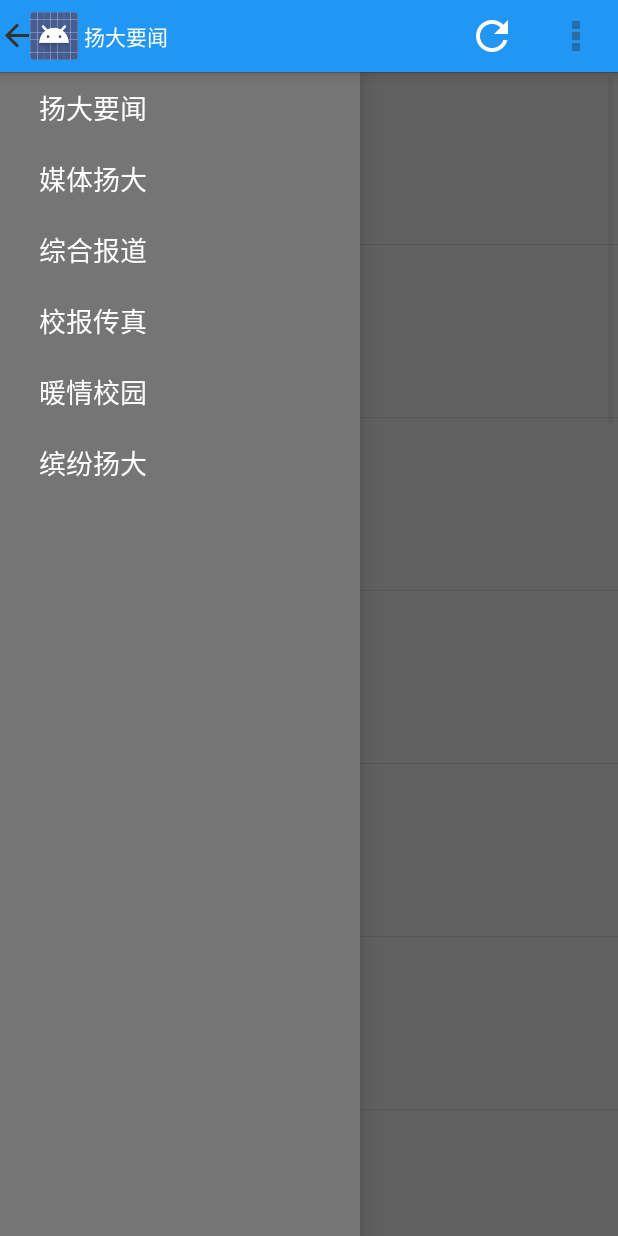
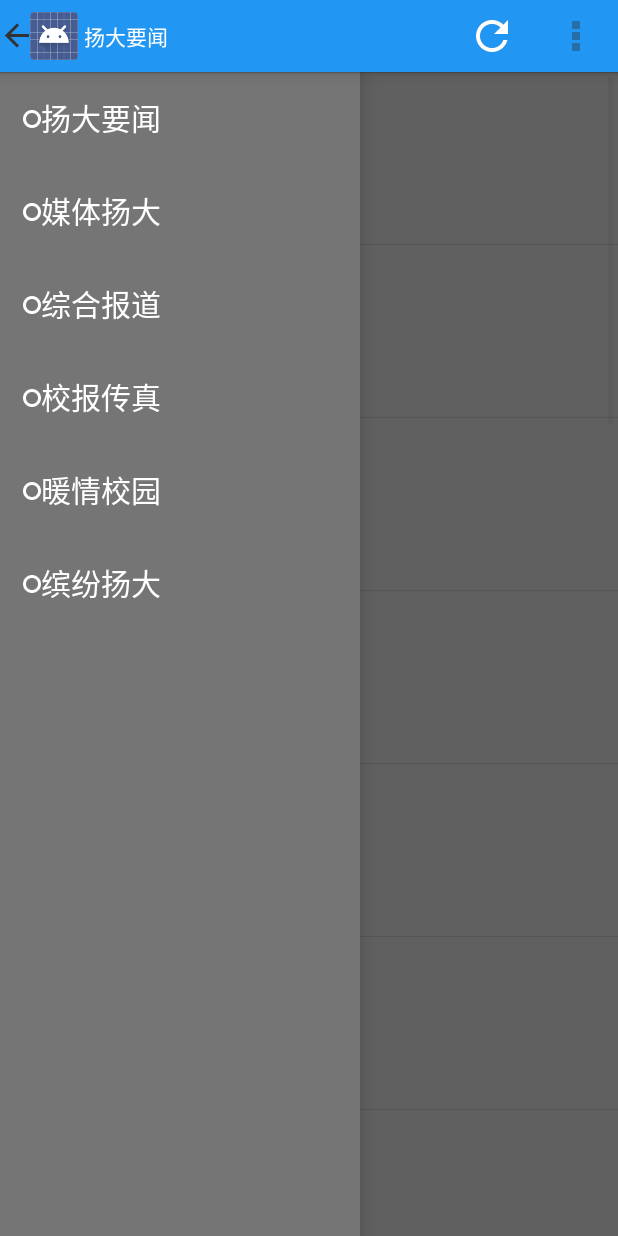
Before and after one commit to sancssss/YZU-NEWS, an Android app: the screen it shows after launch (MainActivity), with the side drawer open, on a phone screen of 412 x 824 dp. Run offline under Robolectric (Android 15) with nearby library versions, the phone set to English and light mode, and no system bars; libraries missing offline, so code that uses them is left out: in.srain.cube; 30 statements that could not run were skipped.

Commit message:
加入DrawerListAdapte与DrawerListData,修改MyHttp加入首页新闻的获取,加入ParseSpecialListDom解析首页新闻数据

```diff
--- /dev/null
+++ b/app/src/main/java/com/liuliugeek/sanc/news/DrawerListAdapter.java
@@ -0,0 +1,65 @@
+package com.liuliugeek.sanc.news;
+
+import android.content.Context;
+import android.view.LayoutInflater;
+import android.view.View;
+import android.view.ViewGroup;
+import android.widget.BaseAdapter;
+import android.widget.ImageView;
+import android.widget.TextView;
+
+import java.util.List;
+
+/**
+ * Created by 73732 on 2016/9/15.
+ */
+public class DrawerListAdapter extends BaseAdapter{
+    private List<DrawerListData> mData;
+    private Context context;
+    public DrawerListAdapter(List<DrawerListData> mData, Context context){
+        this.mData = mData;
+        this.context = context;
+    }
+
+    @Override
+    public int getCount() {
+        return mData.size();
+    }
+
+    @Override
+    public Object getItem(int position) {
+        return mData.get(position);
+    }
+
+    @Override
+    public long getItemId(int position) {
+        return position;
+    }
+
+    public void addItem(DrawerListData mData){
+        this.mData.add(mData);
+    }
+    @Override
+    public View getView(int position, View convertView, ViewGroup parent) {
+        ViewHolder viewHolder;
+        if(convertView == null){
+            convertView = LayoutInflater.from(context).inflate(R.layout.drawer_list_item,parent,false);
+            viewHolder = new ViewHolder();
+            viewHolder.itemTitle = (TextView) convertView.findViewById(R.id.drawer_list_text);
+            viewHolder.imageView = (ImageView) convertView.findViewById(R.id.drawer_list_image);
+            convertView.setTag(viewHolder);
+        }else{
+            viewHolder = (ViewHolder) convertView.getTag();
+        }
+        viewHolder.itemTitle.setText(mData.get(position).getItemName());
+        //viewHolder.imageView.setImageResource(mData.get(position).getItemImage());
+        return convertView;
+    }
+
+    private class ViewHolder{
+        TextView itemTitle;
+       ImageView imageView;
+    }
+
+
+}
--- /dev/null
+++ b/app/src/main/java/com/liuliugeek/sanc/news/DrawerListData.java
@@ -0,0 +1,40 @@
+package com.liuliugeek.sanc.news;
+
+/**
+ * Created by 73732 on 2016/9/15.
+ */
+public class DrawerListData {
+    private String itemName;
+    private int itemImage;
+    private int typeId;
+
+    public DrawerListData(String itemName, int itemImage, int typeId){
+        this.itemImage = itemImage;
+        this.itemName = itemName;
+        this.typeId = typeId;
+    }
+
+    public int getItemImage() {
+        return itemImage;
+    }
+
+    public String getItemName() {
+        return itemName;
+    }
+
+    public int getTypeId() {
+        return typeId;
+    }
+
+    public void setItemImage(int itemImage) {
+        this.itemImage = itemImage;
+    }
+
+    public void setItemName(String itemName) {
+        this.itemName = itemName;
+    }
+
+    public void setTypeId(int typeId) {
+        this.typeId = typeId;
+    }
+}
--- a/app/src/main/java/com/liuliugeek/sanc/news/MainActivity.java
+++ b/app/src/main/java/com/liuliugeek/sanc/news/MainActivity.java
@@ -19,11 +19,8 @@ import android.view.MenuInflater;
 import android.view.MenuItem;
 import android.view.View;
 import android.widget.AdapterView;
-import android.widget.ArrayAdapter;
 import android.widget.Button;
-import android.widget.FrameLayout;
 import android.widget.ListView;
-import android.widget.TextView;
 import android.widget.Toast;
 
 import java.util.ArrayList;
@@ -35,10 +32,7 @@ public class MainActivity extends Activity implements AdapterView.OnItemClickLis
     private static final int SHOW_ERROR_NETWORK = 1;
     //private static final int SHOW_CONTENT = 1;
 
-    private TextView newsTitle;
-    private FrameLayout fl_content;
     private Context mContext;
-    private String mPlanetTitles[];
     private ListView mDrawerList;
     private DrawerLayout mDrawerLayout;
     private ActionBarDrawerToggle mDrawerToggle;
@@ -63,8 +57,7 @@ public class MainActivity extends Activity implements AdapterView.OnItemClickLis
     private PagerTabStrip tabStrip;
 
 
-    private ArrayList<View> viewContainer = new ArrayList<View>();
-    private ArrayList<String> titleContainer = new ArrayList<String>();
+    private ArrayList<DrawerListData> drawerListDatas;
 
     private Handler handler = new Handler(){
         @Override
@@ -91,7 +84,7 @@ public class MainActivity extends Activity implements AdapterView.OnItemClickLis
                     }
                     //将数据存进本地数据库
                     dbManager.add(datas);
-                    getActionBar().setTitle(mPlanetTitles[msg.arg1]);
+                    getActionBar().setTitle(drawerListDatas.get(msg.arg1).getItemName());
                     //newsTitle.setText(mPlanetTitles[msg.arg1]);
                     NewsListFragment newsListFragment = new NewsListFragment(fragmentManager, datas);
                     newsListFragment.setTypeID(msg.arg2);
@@ -170,7 +163,7 @@ public class MainActivity extends Activity implements AdapterView.OnItemClickLis
             Log.v("is_from_db", "now datas is from db");
             //设置标题：扬大要闻
             //newsTitle.setText(mPlanetTitles[titleid]);
-            getActionBar().setTitle(mPlanetTitles[titleid]);
+            getActionBar().setTitle(drawerListDatas.get(titleid).getItemName());
             ArrayList<Data> datas = new ArrayList<Data>();
             datas = dbManager.query(typeid);
             NewsListFragment newsListFragment = new NewsListFragment(fragmentManager, datas);
@@ -183,7 +176,7 @@ public class MainActivity extends Activity implements AdapterView.OnItemClickLis
             Log.v("is_from_network", "now datas is from network");
             //设置标题：扬大要闻
             //newsTitle.setText(mPlanetTitles[titleid]);
-            getActionBar().setTitle(mPlanetTitles[titleid]);
+            getActionBar().setTitle(drawerListDatas.get(titleid).getItemName());
             ArrayList<Data> datas = new ArrayList();
             NewsListFragment newsListFragment = new NewsListFragment(fragmentManager, datas);
             //扬大要闻typeid
@@ -250,8 +243,6 @@ public class MainActivity extends Activity implements AdapterView.OnItemClickLis
     }
 
     private void blindView(){
-        //newsTitle = (TextView) findViewById(R.id.txt_title);
-        fl_content = (FrameLayout) findViewById(R.id.fl_content);
 
         mDrawerLayout = (DrawerLayout)findViewById(R.id.drawer_layout);
         mDrawerList = (ListView)findViewById(R.id.left_drawer);
@@ -265,9 +256,10 @@ public class MainActivity extends Activity implements AdapterView.OnItemClickLis
     private void init(){
         //启动db manage
         dbManager = new NewsDbManager(this);
-        mPlanetTitles = new String[]{"扬大要闻","媒体扬大","综合报道","校报传真","暖情校园","缤纷扬大"};
+        drawerListDatas = new ArrayList<>();
+        initDrawerList();
         mContext = MainActivity.this;
-        mDrawerList.setAdapter(new ArrayAdapter<String>(this, R.layout.drawer_list_item, mPlanetTitles));
+        mDrawerList.setAdapter(new DrawerListAdapter(drawerListDatas,mContext));
         getActionBar().setDisplayHomeAsUpEnabled(true);
         mDrawerToggle = new ActionBarDrawerToggle(this, mDrawerLayout, R.string.app_name, R.string.app_name);
         fragmentManager = getFragmentManager();
@@ -297,4 +289,14 @@ public class MainActivity extends Activity implements AdapterView.OnItemClickLis
 
     }
 
+    public void initDrawerList(){
+        drawerListDatas.add(new DrawerListData("扬大要闻",R.drawable.abc_scrubber_control_off_mtrl_alpha,1));
+        drawerListDatas.add(new DrawerListData("媒体扬大",R.drawable.abc_scrubber_control_off_mtrl_alpha,1));
+        drawerListDatas.add(new DrawerListData("综合报道",R.drawable.abc_scrubber_control_off_mtrl_alpha,1));
+        drawerListDatas.add(new DrawerListData("校报传真",R.drawable.abc_scrubber_control_off_mtrl_alpha,1));
+        drawerListDatas.add(new DrawerListData("暖情校园",R.drawable.abc_scrubber_control_off_mtrl_alpha,1));
+        drawerListDatas.add(new DrawerListData("缤纷扬大",R.drawable.abc_scrubber_control_off_mtrl_alpha,1));
+
+    }
+
 }
--- a/app/src/main/res/layout/drawer_list_item.xml
+++ b/app/src/main/res/layout/drawer_list_item.xml
@@ -1,10 +1,21 @@
-<TextView xmlns:android="http://schemas.android.com/apk/res/android"
-    android:id="@android:id/text1"
+<?xml version="1.0" encoding="utf-8"?>
+<LinearLayout xmlns:android="http://schemas.android.com/apk/res/android"
     android:layout_width="match_parent"
-    android:layout_height="wrap_content"
-    android:textAppearance="?android:attr/textAppearanceListItemSmall"
-    android:gravity="center_vertical" android:paddingLeft="26dp"
-    android:paddingRight="16dp"
-    android:textColor="#fff"
-    android:background="?android:attr/activatedBackgroundIndicator"
-    android:minHeight="?android:attr/listPreferredItemHeightSmall"/>
+    android:layout_height="match_parent"
+    android:orientation="horizontal"
+    android:padding="15dp">
+
+    <ImageView
+        android:layout_width="wrap_content"
+        android:layout_height="wrap_content"
+        android:src="@drawable/abc_scrubber_control_off_mtrl_alpha"
+        android:id="@+id/drawer_list_image"
+        />
+    <TextView
+        android:id="@+id/drawer_list_text"
+        android:layout_width="match_parent"
+        android:layout_height="28dp"
+        android:textColor="#ffffff"
+        android:textSize="20sp" />
+
+</LinearLayout>
```
Also changed, not shown: app/src/main/java/com/liuliugeek/sanc/news/MyHttp.java (+43 -0 lines), app/src/main/java/com/liuliugeek/sanc/news/ParseSpecialListDom.java (added, +70 -0 lines).
